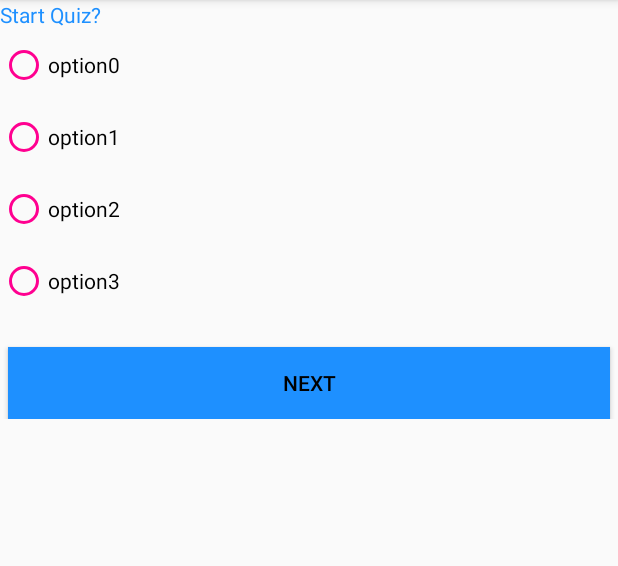
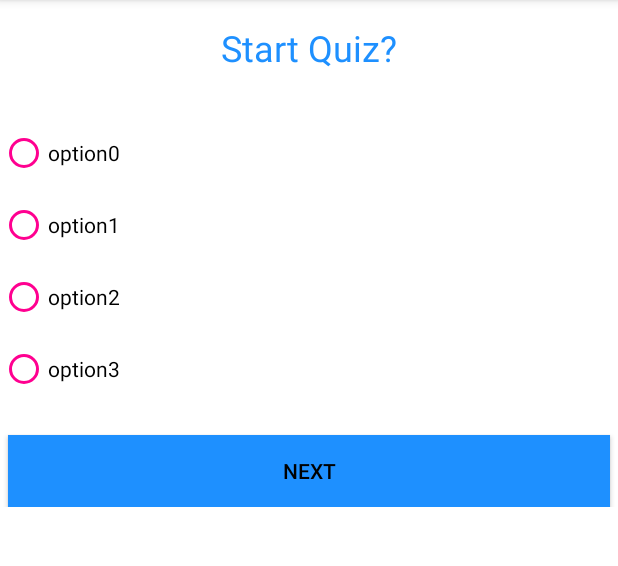
Before and after one commit to Ovenoboyo/Techela_android_2020, an Android app: the fragment QuizFragment shown on its own in the app's theme, after a tap on "START", on a phone screen of 412 x 824 dp, the part 84-650 px from its top. Run offline under Robolectric (Android 15) with nearby library versions, the light colour scheme and no system bars; our stand-ins replace Firebase (no records; nobody signed in at launch, a user with empty details on screens opened directly); network calls fail; 13 statements that could not run were skipped.

Commit message:
Properly implement quiz and add logo to round launcher icon
Signed-off-by: Ovenoboyo <ovenoboyo@gmail.com>

```diff
--- a/app/src/main/java/com/example/techela/ui/Quiz/QuestionsModel.java
+++ b/app/src/main/java/com/example/techela/ui/Quiz/QuestionsModel.java
@@ -5,11 +5,11 @@ import android.util.Log;
 import java.util.ArrayList;
 
 public class QuestionsModel {
-    private int QuestionID;
+    private String QuestionID;
     private String QuestionString;
     private ArrayList<String> options;
 
-    public int getQuestionID() {
+    public String getQuestionID() {
         return QuestionID;
     }
 
@@ -17,7 +17,7 @@ public class QuestionsModel {
         return QuestionString;
     }
 
-    public QuestionsModel(int QuestionID, String QuestionString, ArrayList<String> options) {
+    public QuestionsModel(String QuestionID, String QuestionString, ArrayList<String> options) {
         Log.d("test", "QuestionsModel: "+options);
         this.QuestionID = QuestionID;
         this.QuestionString = QuestionString;
--- a/app/src/main/java/com/example/techela/ui/Quiz/QuizFragment.java
+++ b/app/src/main/java/com/example/techela/ui/Quiz/QuizFragment.java
@@ -6,6 +6,7 @@ import android.graphics.drawable.Drawable;
 import android.net.Uri;
 import android.os.Bundle;
 import android.os.CountDownTimer;
+import android.provider.MediaStore;
 import android.util.Log;
 import android.view.LayoutInflater;
 import android.view.Menu;
@@ -15,6 +16,9 @@ import android.view.ViewGroup;
 import android.widget.Button;
 import android.widget.ImageView;
 import android.widget.LinearLayout;
+import android.widget.RadioButton;
+import android.widget.RadioGroup;
+import android.widget.RelativeLayout;
 import android.widget.TextView;
 import android.widget.Toast;
 
@@ -28,6 +32,7 @@ import androidx.recyclerview.widget.RecyclerView;
 
 import com.example.techela.MainActivity;
 import com.example.techela.R;
+import com.example.techela.ui.home.HomeFragment;
 import com.example.techela.ui.home.RecyclerAdapter;
 import com.google.firebase.auth.FirebaseAuth;
 import com.google.firebase.auth.FirebaseUser;
@@ -41,6 +46,7 @@ import java.util.ArrayList;
 import java.util.HashMap;
 import java.util.Map;
 import java.util.Objects;
+import java.util.Random;
 
 public class QuizFragment extends Fragment implements View.OnClickListener {
 
@@ -48,11 +54,17 @@ public class QuizFragment extends Fragment implements View.OnClickListener {
     CountDownTimer mCountDownTimer;
     private int LAST_POSITION = 9; // 10 Questions
     private int FIRST_POSITION = 0;
-    Map<Integer, Integer> AnswersMap = new HashMap<>();
+    Map<String, String> AnswersMap = new HashMap<>();
     Button start, next, prev, submit;
     LinearLayout options_ll, question_buttons_ll;
-    TextView quiz_title, option0, option1, option2, option3;
+    RadioButton option0, option1, option2, option3;
+    RadioGroup group;
+    TextView quiz_title;
+    RelativeLayout end_quiz;
+    Button end_button;
     private int position = 0;
+    ArrayList<String> keys = new ArrayList<>();
+    View root;
 
     @Override
     public void onCreate(@Nullable Bundle savedInstanceState) {
@@ -68,11 +80,13 @@ public class QuizFragment extends Fragment implements View.OnClickListener {
 
     public View onCreateView(@NonNull LayoutInflater inflater,
                              ViewGroup container, Bundle savedInstanceState) {
-        View root = inflater.inflate(R.layout.quiz_fragment, container, false);
+        root = inflater.inflate(R.layout.quiz_fragment, container, false);
         Toolbar toolbar = ((MainActivity)getActivity()).getToolbar();
         toolbar.setTitle("Quiz");
 
         quiz_title = root.findViewById(R.id.quiz_title);
+        end_quiz = root.findViewById(R.id.quiz_end);
+        end_button = root.findViewById(R.id.end_button);
         start = root.findViewById(R.id.btn_start);
         start.setVisibility(View.GONE);
         next = root.findViewById(R.id.btn_next);
@@ -84,13 +98,15 @@ public class QuizFragment extends Fragment implements View.OnClickListener {
         option1 = root.findViewById(R.id.option1);
         option2 = root.findViewById(R.id.option2);
         option3 = root.findViewById(R.id.option3);
-
-        question_buttons_ll = root.findViewById(R.id.question_buttons);
+        group = root.findViewById(R.id.radiogrp);
 
         option0.setOnClickListener(this);
         option1.setOnClickListener(this);
         option2.setOnClickListener(this);
         option3.setOnClickListener(this);
+
+        question_buttons_ll = root.findViewById(R.id.question_buttons);
+
         start.setOnClickListener(this);
         next.setOnClickListener(this);
         prev.setOnClickListener(this);
@@ -98,7 +114,45 @@ public class QuizFragment extends Fragment implements View.OnClickListener {
 
         quiz_title.setText("Start Quiz?");
 
+        end_button.setOnClickListener(new View.OnClickListener() {
+            @Override
+            public void onClick(View v) {
+                HomeFragment nextFrag = new HomeFragment();
+                QuizFragment.this.getActivity().getSupportFragmentManager().beginTransaction()
+                        .setCustomAnimations(android.R.anim.slide_in_left, android.R.anim.slide_in_left,
+                                android.R.anim.slide_out_right, android.R.anim.slide_out_right )
+                        .replace(R.id.nav_host_fragment, nextFrag, null)
+                        .addToBackStack(null)
+                        .commit();
+            }
+        });
+
         return root;
+    }
+
+    private void checkEligiblity() {
+        // Tribute to KJ
+        FirebaseUser user = FirebaseAuth.getInstance().getCurrentUser();
+        DatabaseReference rootRef = FirebaseDatabase.getInstance().getReference();
+        DatabaseReference statusNode = rootRef.child("QuizAnswers");
+        DatabaseReference userNode = statusNode.child(user.getUid());
+        userNode.addListenerForSingleValueEvent(new ValueEventListener() {
+            @Override
+            public void onDataChange(@NonNull DataSnapshot dataSnapshot) {
+                if (dataSnapshot.getChildrenCount() < 1) {
+                    setupQuestions();
+                    DisplayQuestion(position);
+                } else {
+                    Toast.makeText(QuizFragment.this.getContext(), "You have already attempted the quiz", Toast.LENGTH_LONG).show();
+                }
+            }
+
+            @Override
+            public void onCancelled(@NonNull DatabaseError databaseError) {
+
+            }
+        });
+
     }
 
     private void setupQuestions() {
@@ -108,14 +162,34 @@ public class QuizFragment extends Fragment implements View.OnClickListener {
     }
 
     private void DisplayQuestion (int position) {
-        Log.d("test", "DisplayQuestion: "+ position);
-        quiz_title.setText(QuestionsMap.get(position).getQuestionString());
+        try {
+            quiz_title.setText("Q. " + QuestionsMap.get(position).getQuestionString());
+        } catch (Exception e) {
+            e.printStackTrace();
+        }
+
         ArrayList<String> options = QuestionsMap.get(position).getOptions();
-        Log.d("test", "DisplayQuestion: "+options);
+
+
+
+        group.clearCheck();
+
+        Log.d("test", "DisplayQuestion: "+option0.getText());
+
         option0.setText(options.get(0));
         option1.setText(options.get(1));
         option2.setText(options.get(2));
         option3.setText(options.get(3));
+
+        if (option0.getText().equals(AnswersMap.get(QuestionsMap.get(position).getQuestionID()))) {
+            option0.setChecked(true);
+        } else if(option1.getText().equals(AnswersMap.get(QuestionsMap.get(position).getQuestionID()))) {
+            option1.setChecked(true);
+        } else if (option2.getText().equals(AnswersMap.get(QuestionsMap.get(position).getQuestionID()))) {
+            option2.setChecked(true);
+        } else if (option3.getText().equals(AnswersMap.get(QuestionsMap.get(position).getQuestionID()))) {
+            option3.setChecked(true);
+        }
 
     }
 
@@ -169,18 +243,15 @@ public class QuizFragment extends Fragment implements View.OnClickListener {
     }
 
     private void PopulateQuestions() {
-        FirebaseUser user = FirebaseAuth.getInstance().getCurrentUser();
         final FirebaseDatabase database = FirebaseDatabase.getInstance();
-        database.setPersistenceEnabled(true);
         final DatabaseReference questionsNode = database.getReference("Quiz");
-        final DatabaseReference userNode = database.getReference(user.getUid());
-
         questionsNode.addListenerForSingleValueEvent(new ValueEventListener() {
             @Override
             public void onDataChange(@NonNull DataSnapshot dataSnapshot) {
-                String question = "";
                 int i = 0;
                 for (DataSnapshot questionNo : dataSnapshot.getChildren()) {
+                    keys.add(questionNo.getKey());
+                    String question = "";
                     ArrayList<String> options = new ArrayList<>();
                     for (DataSnapshot details : questionNo.getChildren()) {
                         if (details.getKey().compareTo("question") == 0) {
@@ -190,10 +261,33 @@ public class QuizFragment extends Fragment implements View.OnClickListener {
                             options.add(details.getValue().toString());
                         }
                     }
-                    QuestionsMap.put(i, new QuestionsModel(i, question, options));
+                    if (options.size() == 4) {
+                        QuestionsModel model = new QuestionsModel(questionNo.getKey(), question, options);
+                        Log.d("test", "onDataChange: "+model);
+                        QuestionsMap.put(i, model);
+                    } else if (options.size() < 4){
+                        for (int j = options.size() - 1; j < 4; j++) {
+                            options.add(j, " ");
+                        }
+                        QuestionsModel model = new QuestionsModel(questionNo.getKey(), question, options);
+                        Log.d("test", "onDataChange: "+model);
+                        QuestionsMap.put(i, model);
+                    }
+
+                    Log.d("test", "onDataChange: "+options);
 
                     i++;
                 }
+                Map<Integer, QuestionsModel> finalMap = new HashMap<>();
+                Log.d("test", "onDataChange: "+QuestionsMap);
+                Random rand = new Random();
+                for (int k =  0; k < 10; k++) {
+                    int randomno = rand.nextInt(QuestionsMap.size() - 1);
+                    Log.d("test", "onDataChange: "+randomno);
+                    finalMap.put(k, QuestionsMap.get(randomno));
+                }
+                QuestionsMap = finalMap;
+                Log.d("test", "onDataChange: "+QuestionsMap);
                 start.setVisibility(View.VISIBLE);
             }
 
@@ -204,28 +298,28 @@ public class QuizFragment extends Fragment implements View.OnClickListener {
         });
     }
 
-    private void optionSelected(int position, int option, TextView selectedOption) {
-        for (int i = 0; i < options_ll.getChildCount(); i++) {
-            options_ll.getChildAt(i).setBackgroundColor(Color.TRANSPARENT);
-        }
-        selectedOption.setBackgroundColor(Color.BLUE);
-        AnswersMap.put(position, option);
+    private void saveOption(int position) {
+        RadioButton button = root.findViewById(group.getCheckedRadioButtonId());
+        AnswersMap.put(QuestionsMap.get(position).getQuestionID(), button.getText().toString());
+        Log.d("test", "saveOption: "+AnswersMap);
+    }
+
+    private void submit() {
+        FirebaseUser user = FirebaseAuth.getInstance().getCurrentUser();
+        DatabaseReference rootRef = FirebaseDatabase.getInstance().getReference();
+        DatabaseReference statusNode = rootRef.child("QuizAnswers");
+        DatabaseReference userNode = statusNode.child(user.getUid());
+        userNode.setValue(AnswersMap);
     }
 
     @Override
     public void onClick(View v) {
         switch (v.getId()) {
             case R.id.option0:
-                optionSelected(position, 0, option0);
-                break;
+            case R.id.option3:
+            case R.id.option2:
             case R.id.option1:
-                optionSelected(position, 1, option1);
-                break;
-            case R.id.option2:
-                optionSelected(position, 2, option2);
-                break;
-            case R.id.option3:
-                optionSelected(position, 3, option3);
+                saveOption(position);
                 break;
             case R.id.btn_next:
                 updatePosition(true);
@@ -236,10 +330,21 @@ public class QuizFragment extends Fragment implements View.OnClickListener {
                 DisplayQuestion(position);
                 break;
             case R.id.btn_start:
-                setupQuestions();
-                DisplayQuestion(position);
+                checkEligiblity();
+                break;
+            case R.id.submit:
+                submit();
+                endQuiz();
                 break;
         }
         updateButtons();
     }
+
+    private void endQuiz() {
+        start.setVisibility(View.GONE);
+        options_ll.setVisibility(View.GONE);
+        question_buttons_ll.setVisibility(View.GONE);
+        quiz_title.setVisibility(View.GONE);
+        end_quiz.setVisibility(View.VISIBLE);
+    }
 }
--- a/app/src/main/res/layout/quiz_fragment.xml
+++ b/app/src/main/res/layout/quiz_fragment.xml
@@ -1,14 +1,19 @@
 <?xml version="1.0" encoding="utf-8"?>
 <RelativeLayout xmlns:android="http://schemas.android.com/apk/res/android"
     android:orientation="vertical" android:layout_width="match_parent"
+    android:background="@android:color/white"
     android:layout_height="match_parent">
 
 
     <TextView
         android:id="@+id/quiz_title"
-        android:layout_width="match_parent"
+        android:layout_width="wrap_content"
         android:layout_height="wrap_content"
         android:text="TextView"
+        android:textSize="24sp"
+        android:layout_centerHorizontal="true"
+        android:layout_marginTop="15dp"
+        android:layout_marginBottom="30dp"
         android:textColor="#1e90ff"/>
 
     <LinearLayout
@@ -18,6 +23,11 @@
         android:layout_below="@id/quiz_title"
         android:visibility="gone"
         android:orientation="vertical">
+
+        <RadioGroup
+            android:id="@+id/radiogrp"
+            android:layout_width="wrap_content"
+            android:layout_height="wrap_content" >
 
         <RadioButton
             android:id="@+id/option0"
@@ -50,6 +60,7 @@
             android:layout_marginVertical="8dp"
             android:text="option3"
             android:buttonTint="@color/your_color"/>
+        </RadioGroup>
 
     </LinearLayout>
 
@@ -99,10 +110,39 @@
         android:layout_width="match_parent"
         android:layout_height="wrap_content"
         android:layout_marginTop="20dip"
-        android:background="@color/your_color"
+        android:background="@color/colorAccent"
         android:layout_below="@id/options_ll"
         android:text="Start"
         android:layout_marginHorizontal="5dp"
+        android:visibility="gone"
         android:textColor="@android:color/black"/>
 
+    <RelativeLayout
+        android:id="@+id/quiz_end"
+        android:layout_width="match_parent"
+        android:layout_height="match_parent"
+        android:visibility="gone"
+        android:layout_centerInParent="true">
+
+    <TextView
+        android:id="@+id/end_text"
+        android:layout_width="wrap_content"
+        android:layout_height="wrap_content"
+        android:text="@string/quiz_end_message"
+        android:textSize="30sp"
+        android:textAlignment="center"
+        android:textColor="@color/colorAccent"
+        android:layout_centerInParent="true"/>
+
+    <Button
+        android:id="@+id/end_button"
+        android:layout_width="wrap_content"
+        android:layout_height="wrap_content"
+        android:layout_below="@id/end_text"
+        android:layout_centerHorizontal="true"
+        android:text="Back to app?"
+        android:layout_marginTop="25dp"/>
+
+    </RelativeLayout>
+
 </RelativeLayout>
--- a/app/src/main/res/mipmap-anydpi-v26/ic_launcher_round.xml
+++ b/app/src/main/res/mipmap-anydpi-v26/ic_launcher_round.xml
@@ -1,5 +1,4 @@
 <?xml version="1.0" encoding="utf-8"?>
 <adaptive-icon xmlns:android="http://schemas.android.com/apk/res/android">
-    <background android:drawable="@drawable/ic_launcher_background" />
-    <foreground android:drawable="@drawable/ic_launcher_foreground" />
+    <background android:drawable="@drawable/logo" />
 </adaptive-icon>
--- a/app/src/main/res/values/strings.xml
+++ b/app/src/main/res/values/strings.xml
@@ -36,4 +36,5 @@
     <string name="btn_generate">Generate new ID</string>
     <string name="lbl_forgot_password">Forgot password?</string>
     <string name="forgot_password_msg">We just need your registered Email Id to sent you password reset instructions.</string>
+    <string name="quiz_end_message">Thank you for attempting the Quiz</string>
 </resources>
```
